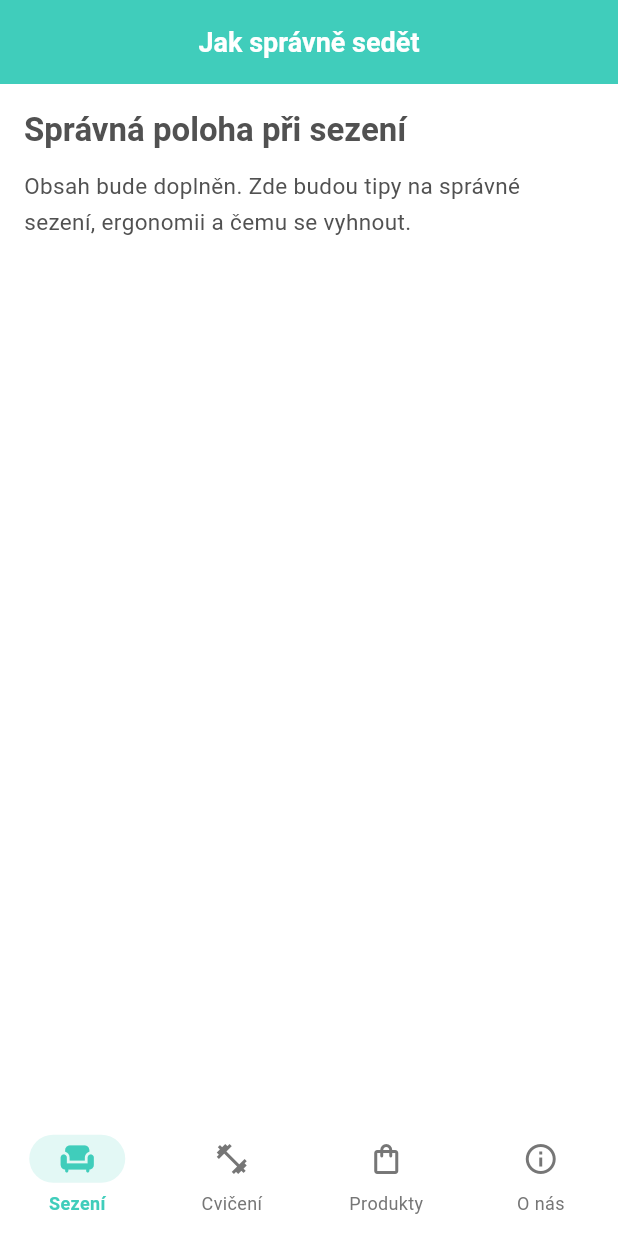
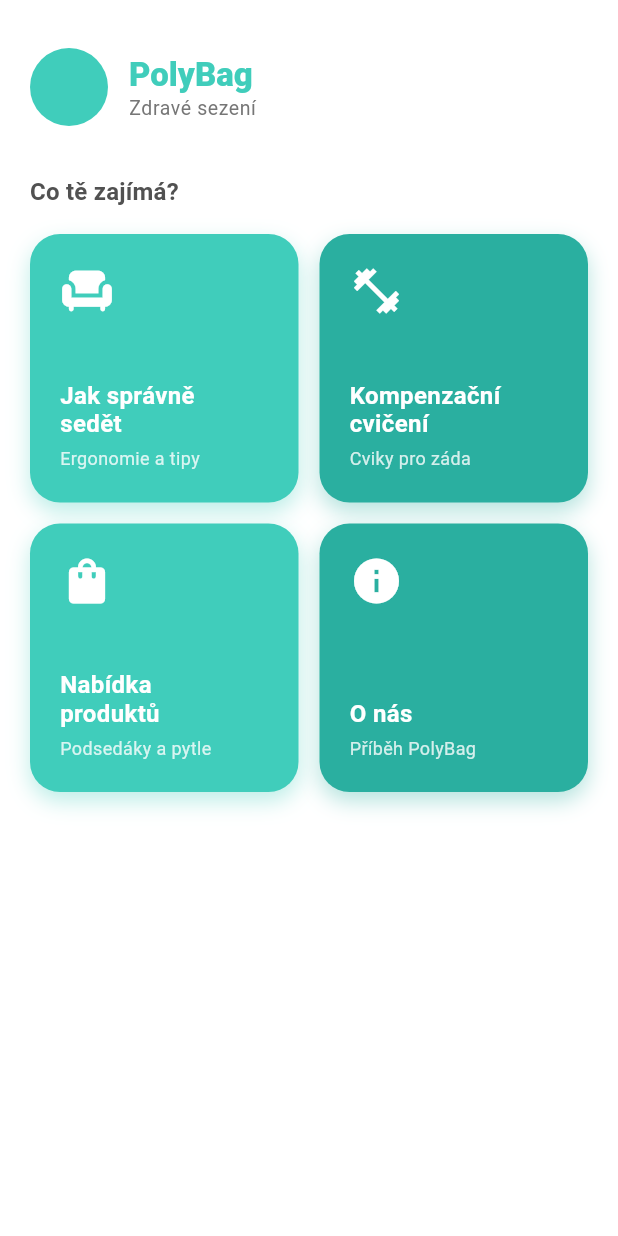
Before and after one commit to HonzaCzSk/polybag, a Flutter app: the screen it shows after launch, on a phone screen of 412 x 824 dp. Run offline on Flutter 3.47's test engine with Material 3 defaults, Android fonts, the light colour scheme and no system bars; our stand-ins replace go_router; missing offline and left inert: dart:html; network calls fail.

Commit message:
feat: home screen, SEO, cache busting, nav back button
- Home screen with 2x2 card menu
- GoRouter updated — home route outside ShellRoute
- SEO per screen (title + meta description)
- Cache busting via service worker + version string in index.html
- nav_shell: back arrow returns to home screen
- web/favicon.png + web/icons/ committed to repo
- index.html: $FLUTTER_BASE_HREF placeholder fixed
- Theme switched from purple to teal (#40CDBB)

```diff
--- a/lib/app.dart
+++ b/lib/app.dart
@@ -1,4 +1,5 @@
 import 'package:go_router/go_router.dart';
+import 'screens/home_screen.dart';
 import 'screens/sitting_screen.dart';
 import 'screens/exercises_screen.dart';
 import 'screens/products_screen.dart';
@@ -6,8 +7,15 @@
 import 'widgets/nav_shell.dart';
 
 final router = GoRouter(
-  initialLocation: '/sedeni',
+  initialLocation: '/',
   routes: [
+    // Home — standalone, no bottom nav
+    GoRoute(
+      path: '/',
+      builder: (context, state) => const HomeScreen(),
+    ),
+
+    // Main app — bottom nav shell
     ShellRoute(
       builder: (context, state, child) => NavShell(child: child),
       routes: [
--- /dev/null
+++ b/lib/screens/home_screen.dart
@@ -0,0 +1,173 @@
+// ignore_for_file: deprecated_member_use
+
+import 'package:flutter/material.dart';
+import 'package:go_router/go_router.dart';
+import '../theme.dart';
+
+class HomeScreen extends StatelessWidget {
+  const HomeScreen({super.key});
+
+  @override
+  Widget build(BuildContext context) {
+    return Scaffold(
+      backgroundColor: PolyBagColors.background,
+      body: SafeArea(
+        child: Padding(
+          padding: const EdgeInsets.all(20),
+          child: Column(
+            crossAxisAlignment: CrossAxisAlignment.start,
+            children: [
+              const SizedBox(height: 12),
+              // Logo + title
+              Row(
+                children: [
+                  Image.network(
+                    'https://polybag.cz/wp-content/uploads/2025/11/poly_bag_logo_5000x5000-scaled.png',
+                    width: 52,
+                    height: 52,
+                    errorBuilder: (_, __, ___) => Container(
+                      width: 52,
+                      height: 52,
+                      decoration: const BoxDecoration(
+                        color: PolyBagColors.primary,
+                        shape: BoxShape.circle,
+                      ),
+                    ),
+                  ),
+                  const SizedBox(width: 14),
+                  Column(
+                    crossAxisAlignment: CrossAxisAlignment.start,
+                    children: [
+                      Text(
+                        'PolyBag',
+                        style: Theme.of(context).textTheme.headlineMedium?.copyWith(
+                          fontWeight: FontWeight.w800,
+                          color: PolyBagColors.primary,
+                        ),
+                      ),
+                      Text(
+                        'Zdravé sezení',
+                        style: Theme.of(context).textTheme.bodySmall,
+                      ),
+                    ],
+                  ),
+                ],
+              ),
+              const SizedBox(height: 32),
+              Text(
+                'Co tě zajímá?',
+                style: Theme.of(context).textTheme.titleMedium,
+              ),
+              const SizedBox(height: 16),
+              // Cards grid
+              Expanded(
+                child: GridView.count(
+                  crossAxisCount: 2,
+                  mainAxisSpacing: 14,
+                  crossAxisSpacing: 14,
+                  children: const [
+                    _MenuCard(
+                      icon: Icons.chair,
+                      title: 'Jak správně\nsedět',
+                      subtitle: 'Ergonomie a tipy',
+                      route: '/sedeni',
+                      color: Color(0xFF40CDBB),
+                    ),
+                    _MenuCard(
+                      icon: Icons.fitness_center,
+                      title: 'Kompenzační\ncvičení',
+                      subtitle: 'Cviky pro záda',
+                      route: '/cviceni',
+                      color: Color(0xFF2AAFA0),
+                    ),
+                    _MenuCard(
+                      icon: Icons.shopping_bag,
+                      title: 'Nabídka\nproduktů',
+                      subtitle: 'Podsedáky a pytle',
+                      route: '/produkty',
+                      color: Color(0xFF40CDBB),
+                    ),
+                    _MenuCard(
+                      icon: Icons.info,
+                      title: 'O nás',
+                      subtitle: 'Příběh PolyBag',
+                      route: '/o-nas',
+                      color: Color(0xFF2AAFA0),
+                    ),
+                  ],
+                ),
+              ),
+            ],
+          ),
+        ),
+      ),
+    );
+  }
+}
+
+class _MenuCard extends StatelessWidget {
+  final IconData icon;
+  final String title;
+  final String subtitle;
+  final String route;
+  final Color color;
+
+  const _MenuCard({
+    required this.icon,
+    required this.title,
+    required this.subtitle,
+    required this.route,
+    required this.color,
+  });
+
+  @override
+  Widget build(BuildContext context) {
+    return GestureDetector(
+      onTap: () => context.go(route),
+      child: AnimatedContainer(
+        duration: const Duration(milliseconds: 120),
+        decoration: BoxDecoration(
+          color: color,
+          borderRadius: BorderRadius.circular(20),
+          boxShadow: [
+            BoxShadow(
+              color: color.withOpacity(0.35),
+              blurRadius: 12,
+              offset: const Offset(0, 6),
+            ),
+          ],
+        ),
+        padding: const EdgeInsets.all(20),
+        child: Column(
+          crossAxisAlignment: CrossAxisAlignment.start,
+          mainAxisAlignment: MainAxisAlignment.spaceBetween,
+          children: [
+            Icon(icon, color: Colors.white, size: 36),
+            Column(
+              crossAxisAlignment: CrossAxisAlignment.start,
+              children: [
+                Text(
+                  title,
+                  style: const TextStyle(
+                    color: Colors.white,
+                    fontSize: 16,
+                    fontWeight: FontWeight.w700,
+                    height: 1.2,
+                  ),
+                ),
+                const SizedBox(height: 4),
+                Text(
+                  subtitle,
+                  style: TextStyle(
+                    color: Colors.white.withOpacity(0.8),
+                    fontSize: 12,
+                  ),
+                ),
+              ],
+            ),
+          ],
+        ),
+      ),
+    );
+  }
+}
--- a/lib/theme.dart
+++ b/lib/theme.dart
@@ -1,3 +1,5 @@
+// ignore_for_file: deprecated_member_use
+
 import 'package:flutter/material.dart';
 
 // PolyBag brand palette — teal from logo, white backgrounds
@@ -19,7 +21,6 @@
     onPrimary: PolyBagColors.primaryText,
     secondary: PolyBagColors.secondary,
     onSecondary: PolyBagColors.secondaryText,
-    // ignore: deprecated_member_use
     background: PolyBagColors.background,
     surface: PolyBagColors.surface,
     error: PolyBagColors.error,
@@ -46,7 +47,6 @@
 
     navigationBarTheme: NavigationBarThemeData(
       backgroundColor: PolyBagColors.background,
-      // ignore: deprecated_member_use
       indicatorColor: PolyBagColors.primary.withOpacity(0.15),
       iconTheme: WidgetStateProperty.resolveWith((states) {
         if (states.contains(WidgetState.selected)) {
--- /dev/null
+++ b/lib/utils/seo.dart
@@ -0,0 +1,3 @@
+// Automatically picks seo_web.dart on web, seo_stub.dart everywhere else.
+export 'seo_stub.dart'
+    if (dart.library.html) 'seo_web.dart';
```
Also changed, not shown: lib/screens/about_screen.dart (+15 -1 lines), lib/screens/exercises_screen.dart (+15 -2 lines), lib/screens/products_screen.dart (+16 -6 lines), lib/screens/sitting_screen.dart (+15 -1 lines), lib/utils/seo_stub.dart (added, +7 -0 lines), lib/utils/seo_web.dart (added, +14 -0 lines), lib/widgets/nav_shell.dart (+7 -0 lines), 8 other files.
